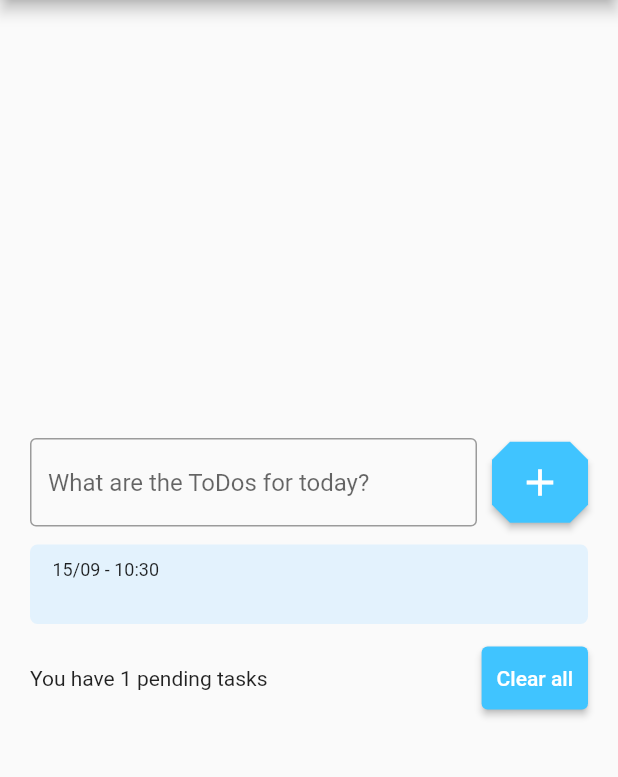
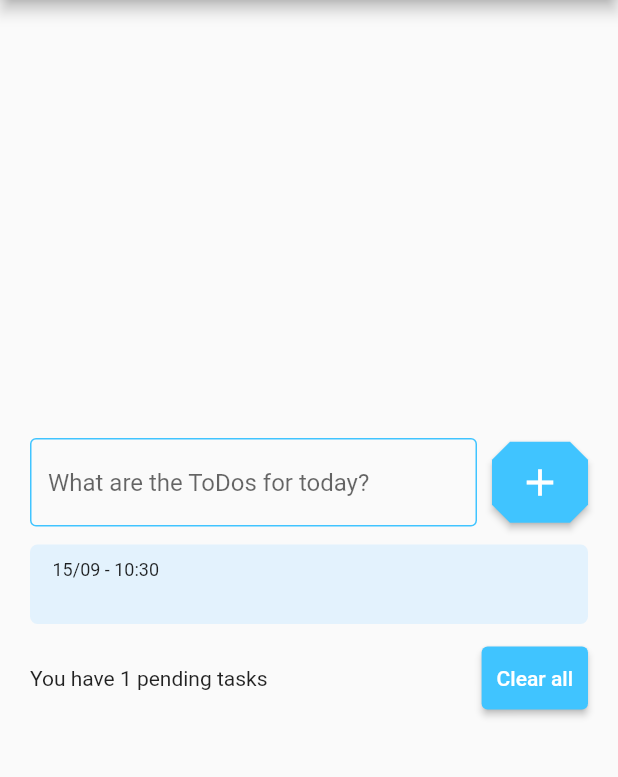
Before and after one commit to wjj28/todo_list, a Flutter app: the screen it shows after launch, after a tap on the "add" icon, on a phone screen of 412 x 824 dp, the part 84-861 px from its top. Run offline on Flutter 3.47's test engine with Material 2 defaults, Android fonts, the light colour scheme and no system bars; drawn by our look-alikes of flutter_slidable; our stand-ins replace shared_preferences.

Commit message:
ToDos now stored in the app

```diff
--- a/lib/models/todo.dart
+++ b/lib/models/todo.dart
@@ -1,11 +1,19 @@
 class Todo {
   Todo({
     required this.title,
-    required this.date,
+    required this.dateTime,
     // this.isDone = false,
   });
 
   String title;
-  DateTime date;
+  DateTime dateTime;
   // bool isDone;
+
+Map<String, dynamic> toJson(){
+  return {
+    'title':title,
+    'datetime':dateTime.toIso8601String()
+  };
 }
+
+}
--- a/lib/pages/todo_list_page.dart
+++ b/lib/pages/todo_list_page.dart
@@ -1,4 +1,5 @@
 import 'package:flutter/material.dart';
+import 'package:todo_list/repositories/todo_repository.dart';
 
 import '../models/todo.dart';
 import '../widgets/todo_list_item.dart';
@@ -12,11 +13,16 @@ class TodoListPage extends StatefulWidget {
 
 class _TodoListPageState extends State<TodoListPage> {
   final TextEditingController todoController = TextEditingController();
+  final TodoRepository todoRepository = TodoRepository();
+
 
   List<Todo> todos = [];
   Todo? deletedTodo;
   int? deletedTodoPos;
   Todo? completedTodo;
+
+
+  String? errorText;
 
   @override
   Widget build(BuildContext context) {
@@ -56,9 +62,19 @@ class _TodoListPageState extends State<TodoListPage> {
                     Expanded(
                       child: TextField(
                         controller: todoController,
-                        decoration: const InputDecoration(
+                        decoration:  InputDecoration(
                           hintText: 'What are the ToDos for today?',
-                          border: OutlineInputBorder(),
+                          enabledBorder: const OutlineInputBorder(
+                              borderSide: BorderSide(
+                                  color: Colors.lightBlueAccent
+                              )
+                          ),
+                          border: const OutlineInputBorder(
+                            borderSide: BorderSide(
+                              color: Colors.lightBlueAccent
+                            )
+                          ),
+                          errorText: errorText,
                         ),
                         // onSubmitted: onSubmitted,
                       ),
@@ -136,10 +152,11 @@ class _TodoListPageState extends State<TodoListPage> {
   void newTodo() {
     String task = todoController.text;
     setState(() {
-      Todo newTodo = Todo(title: task, date: DateTime.now());
+      Todo newTodo = Todo(title: task, dateTime: DateTime.now());
       todos.add(newTodo);
     });
     todoController.clear();
+    todoRepository.saveTodoList(todos);
   }
 
   void onComplete(Todo todo) {
@@ -150,6 +167,8 @@ class _TodoListPageState extends State<TodoListPage> {
       todos.remove(todo);
       // todos.add(deletedTodo!);
     });
+    todoRepository.saveTodoList(todos);
+
     ScaffoldMessenger.of(context).clearSnackBars();
     ScaffoldMessenger.of(context).showSnackBar(
       SnackBar(
@@ -176,6 +195,8 @@ class _TodoListPageState extends State<TodoListPage> {
     setState(() {
       todos.remove(todo);
     });
+    todoRepository.saveTodoList(todos);
+
     ScaffoldMessenger.of(context).clearSnackBars();
     ScaffoldMessenger.of(context).showSnackBar(
       SnackBar(
@@ -232,5 +253,6 @@ class _TodoListPageState extends State<TodoListPage> {
     setState(() {
       todos.clear();
     });
+    todoRepository.saveTodoList(todos);
   }
 }
--- /dev/null
+++ b/lib/repositories/todo_repository.dart
@@ -0,0 +1,24 @@
+
+import 'dart:convert';
+
+import 'package:shared_preferences/shared_preferences.dart';
+
+import '../models/todo.dart';
+
+const todoList = 'todo_list';
+
+class TodoRepository{
+  TodoRepository(){
+    SharedPreferences.getInstance();
+  }
+
+  late SharedPreferences sharedPreferences;
+
+  void saveTodoList(List<Todo>todos){
+    final jsonString = json.encode(todos);
+
+    sharedPreferences.setString(todoList, jsonString);
+
+  }
+
+}
--- a/lib/widgets/todo_list_item.dart
+++ b/lib/widgets/todo_list_item.dart
@@ -55,7 +55,7 @@ class _TodoListItemState extends State<TodoListItem> {
                 crossAxisAlignment: CrossAxisAlignment.stretch,
                 children: [
                   Text(
-                    DateFormat('dd/MM - HH:mm').format(widget.todo.date),
+                    DateFormat('dd/MM - HH:mm').format(widget.todo.dateTime),
                     style: const TextStyle(fontSize: 12),
                   ),
                   Text(
--- a/pubspec.yaml
+++ b/pubspec.yaml
@@ -36,7 +36,7 @@ dependencies:
   cupertino_icons: ^1.0.2
   intl:
   flutter_slidable: ^0.6.0
-  shared_preferences: ^2.0.5
+  shared_preferences: ^2.0.8
 
 dev_dependencies:
   flutter_test:
```
